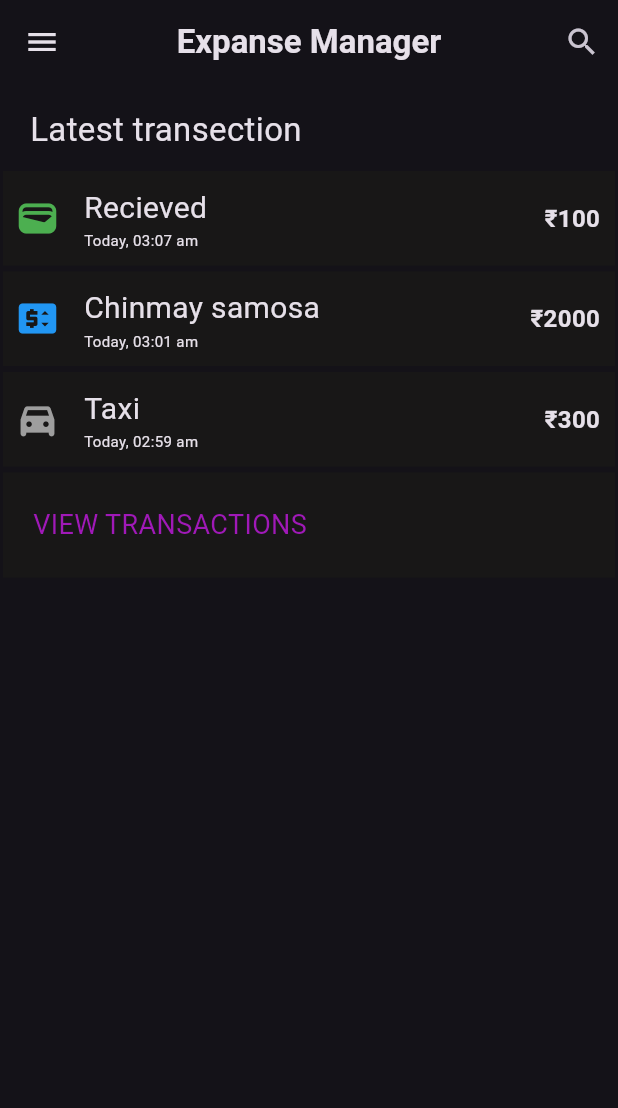
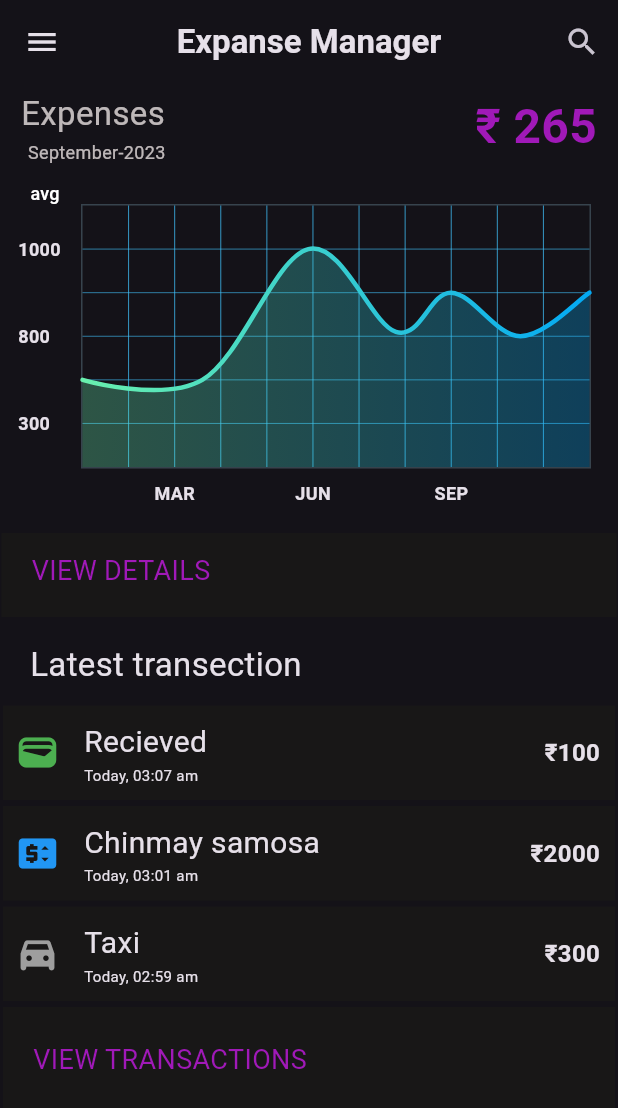
Before and after one commit to kunal-umap/Expances_Manager, a Flutter app: the screen it shows after launch, on a phone screen of 412 x 824 dp. Shown: the top 1108 px of the screen. Run offline on Flutter 3.47's test engine with Material 2 defaults, Android fonts, the phone set to English and light mode, and no system bars; drawn by our look-alikes of fl_chart.

Commit message:
Graph added

```diff
--- a/lib/main.dart
+++ b/lib/main.dart
@@ -1,3 +1,4 @@
+import 'package:expances_management/Pages/Home/Home_Wedgets/GraphSection/Graph.dart';
 import 'package:expances_management/pages/Home/Home_Wedgets/TopBar/title.dart';
 import 'package:expances_management/pages/Home/Home_Wedgets/TopBar/topbar_menu.dart';
 import 'package:expances_management/pages/Home/Home_Wedgets/Transection/transection.dart';
@@ -19,7 +20,10 @@ class MyApp extends StatelessWidget {
         appBar: homeTopBar(),
         drawer: topBarMenu(),
         body: const Column(
-          children: [Transection()],
+          children: [
+            Graph(),
+            Transection(),
+          ],
         ),
       ),
     );
--- /dev/null
+++ b/lib/pages/Home/Home_Wedgets/GraphSection/Graph.dart
@@ -0,0 +1,84 @@
+import 'package:expances_management/Pages/Home/Home_Wedgets/GraphSection/Graph_Chart.dart';
+import 'package:flutter/material.dart';
+
+class Graph extends StatelessWidget {
+  const Graph({super.key});
+  final inr = 265;
+  @override
+  Widget build(BuildContext context) {
+    return  SafeArea(
+        child: Column(
+          children: [
+            Padding(
+              padding: const EdgeInsets.all(2),
+              child: Row(
+                mainAxisAlignment: MainAxisAlignment.spaceBetween,
+                children: [
+                  const Column(
+                    children: [
+                      Padding(
+                        padding: EdgeInsets.fromLTRB(12, 2, 10, 2),
+                        child: Text(
+                          "Expenses",
+                          style: TextStyle(
+                            fontSize: 22,
+                            color: Color.fromRGBO(233, 225, 225, .8)
+                          ),
+                        ),
+                      ),
+                      Padding(
+                        padding: EdgeInsets.fromLTRB(7, 0, 0, 0),
+                        child: Text(
+                          "September-2023",
+                          style: TextStyle(
+                              fontSize: 12,
+                              color: Color.fromRGBO(233, 225, 225, .8)
+                          ),
+                        ),
+                      )
+                    ],
+                  ),
+                  Padding(
+                    padding: const EdgeInsets.fromLTRB(2, 2, 12, 2),
+                    child: Text(
+                      '₹ $inr',
+                      style: const TextStyle(
+                          fontSize: 32,
+                          fontWeight: FontWeight.w600 ,
+                          color: Color.fromARGB(255, 160, 25, 184)
+                      ),
+                    ),
+                  )
+                ],
+              ),
+            ),
+            const LineChartGraph(),
+            Padding(
+              padding: const EdgeInsets.all(1),
+              child: Container(
+                alignment: Alignment.centerLeft,
+                width: double.infinity,
+                height: 56,
+                color: const Color.fromARGB(255, 24, 23, 23),
+                child: Padding(
+                  padding: const EdgeInsets.fromLTRB(20, 12, 12, 20),
+                  child: GestureDetector(
+                    onTap: () {},
+                    child: const Text(
+                      "VIEW DETAILS",
+                      textAlign: TextAlign.start,
+                      style: TextStyle(
+                        fontSize: 18,
+                        color: Color.fromARGB(255, 160, 25, 184),
+                      ),
+                    ),
+                  ),
+                ),
+              ),
+            ),
+
+          ],
+        )
+    );
+  }
+}
--- /dev/null
+++ b/lib/pages/Home/Home_Wedgets/GraphSection/Graph_Chart.dart
@@ -0,0 +1,301 @@
+// import 'package:flutter/material.dart';
+//
+// class Chart extends StatelessWidget {
+//   const Chart({super.key});
+//
+//   @override
+//   Widget build(BuildContext context) {
+//     return const Placeholder();
+//   }
+// }
+import 'package:fl_chart/fl_chart.dart';
+import 'package:flutter/material.dart';
+
+class LineChartGraph extends StatefulWidget {
+  const LineChartGraph({super.key});
+
+  @override
+  State<LineChartGraph> createState() => _LineChartGraphState();
+}
+
+class _LineChartGraphState extends State<LineChartGraph> {
+  List<Color> gradientColors = [
+    Colors.greenAccent,
+    Colors.lightBlue,
+  ];
+
+  bool showAvg = false;
+
+  @override
+  Widget build(BuildContext context) {
+    return Stack(
+      children: <Widget>[
+        AspectRatio(
+          aspectRatio: 1.70,
+          child: Padding(
+            padding: const EdgeInsets.only(
+              right: 18,
+              left: 12,
+              top: 24,
+              bottom: 12,
+            ),
+            child: LineChart(
+              showAvg ? avgData() : mainData(),
+            ),
+          ),
+        ),
+        SizedBox(
+          width: 60,
+          height: 34,
+          child: TextButton(
+            onPressed: () {
+              setState(() {
+                showAvg = !showAvg;
+              });
+            },
+            child: Text(
+              'avg',
+              style: TextStyle(
+                fontSize: 12,
+                color: showAvg ? Colors.white.withOpacity(0.5) : Colors.white,
+              ),
+            ),
+          ),
+        ),
+      ],
+    );
+  }
+
+  Widget bottomTitleWidgets(double value, TitleMeta meta) {
+    const style = TextStyle(
+      fontWeight: FontWeight.bold,
+      fontSize: 12,
+    );
+    Widget text;
+    switch (value.toInt()) {
+      case 2:
+        text = const Text('MAR', style: style);
+        break;
+      case 5:
+        text = const Text('JUN', style: style);
+        break;
+      case 8:
+        text = const Text('SEP', style: style);
+        break;
+      default:
+        text = const Text('', style: style);
+        break;
+    }
+
+    return SideTitleWidget(
+      axisSide: meta.axisSide,
+      child: text,
+    );
+  }
+
+  Widget leftTitleWidgets(double value, TitleMeta meta) {
+    const style = TextStyle(
+      fontWeight: FontWeight.bold,
+      fontSize: 12,
+    );
+    String text;
+    switch (value.toInt()) {
+      case 1:
+        text = '300';
+        break;
+      case 3:
+        text = '800';
+        break;
+      case 5:
+        text = '1000';
+        break;
+      default:
+        return Container();
+    }
+
+    return Text(text, style: style, textAlign: TextAlign.left);
+  }
+
+  LineChartData mainData() {
+    return LineChartData(
+      gridData: FlGridData(
+        show: true,
+        drawVerticalLine: true,
+        horizontalInterval: 1,
+        verticalInterval: 1,
+        getDrawingHorizontalLine: (value) {
+          return const FlLine(
+            color: Colors.lightBlueAccent,
+            strokeWidth: 0.4,
+          );
+        },
+        getDrawingVerticalLine: (value) {
+          return const FlLine(
+            color: Colors.lightBlueAccent,
+            strokeWidth: 0.5,
+          );
+        },
+      ),
+      titlesData: FlTitlesData(
+        show: true,
+        rightTitles: const AxisTitles(
+          sideTitles: SideTitles(showTitles: false),
+        ),
+        topTitles: const AxisTitles(
+          sideTitles: SideTitles(showTitles: false),
+        ),
+        bottomTitles: AxisTitles(
+          sideTitles: SideTitles(
+            showTitles: true,
+            reservedSize: 30,
+            interval: 1,
+            getTitlesWidget: bottomTitleWidgets,
+          ),
+        ),
+        leftTitles: AxisTitles(
+          sideTitles: SideTitles(
+            showTitles: true,
+            interval: 1,
+            getTitlesWidget: leftTitleWidgets,
+            reservedSize: 42,
+          ),
+        ),
+      ),
+      borderData: FlBorderData(
+        show: true,
+        border: Border.all(color: const Color(0xff37434d)),
+      ),
+      minX: 0,
+      maxX: 11,
+      minY: 0,
+      maxY: 6,
+      lineBarsData: [
+        LineChartBarData(
+          spots: const [
+            FlSpot(0, 2),
+            FlSpot(2.6, 2),
+            FlSpot(4.9, 5),
+            FlSpot(6.8, 3.1),
+            FlSpot(8, 4),
+            FlSpot(9.5, 3),
+            FlSpot(11, 4),
+          ],
+          isCurved: true,
+          gradient: LinearGradient(
+            colors: gradientColors,
+          ),
+          barWidth: 3,
+          isStrokeCapRound: true,
+          dotData: const FlDotData(
+            show: false,
+          ),
+          belowBarData: BarAreaData(
+            show: true,
+            gradient: LinearGradient(
+              colors: gradientColors
+                  .map((color) => color.withOpacity(0.3))
+                  .toList(),
+            ),
+          ),
+        ),
+      ],
+    );
+  }
+
+  LineChartData avgData() {
+    return LineChartData(
+      lineTouchData: const LineTouchData(enabled: false),
+      gridData: FlGridData(
+        show: true,
+        drawHorizontalLine: true,
+        verticalInterval: 1,
+        horizontalInterval: 1,
+        getDrawingVerticalLine: (value) {
+          return const FlLine(
+            color: Color(0xff37434d),
+            strokeWidth: 1,
+          );
+        },
+        getDrawingHorizontalLine: (value) {
+          return const FlLine(
+            color: Color(0xff37434d),
+            strokeWidth: 1,
+          );
+        },
+      ),
+      titlesData: FlTitlesData(
+        show: true,
+        bottomTitles: AxisTitles(
+          sideTitles: SideTitles(
+            showTitles: true,
+            reservedSize: 30,
+            getTitlesWidget: bottomTitleWidgets,
+            interval: 1,
+          ),
+        ),
+        leftTitles: AxisTitles(
+          sideTitles: SideTitles(
+            showTitles: true,
+            getTitlesWidget: leftTitleWidgets,
+            reservedSize: 42,
+            interval: 1,
+          ),
+        ),
+        topTitles: const AxisTitles(
+          sideTitles: SideTitles(showTitles: false),
+        ),
+        rightTitles: const AxisTitles(
+          sideTitles: SideTitles(showTitles: false),
+        ),
+      ),
+      borderData: FlBorderData(
+        show: true,
+        border: Border.all(color: const Color(0xff37434d)),
+      ),
+      minX: 0,
+      maxX: 11,
+      minY: 0,
+      maxY: 6,
+      lineBarsData: [
+        LineChartBarData(
+          spots: const [
+            FlSpot(0, 3.44),
+            FlSpot(2.6, 3.44),
+            FlSpot(4.9, 3.44),
+            FlSpot(6.8, 3.44),
+            FlSpot(8, 3.44),
+            FlSpot(9.5, 3.44),
+            FlSpot(11, 3.44),
+          ],
+          isCurved: true,
+          gradient: LinearGradient(
+            colors: [
+              ColorTween(begin: gradientColors[0], end: gradientColors[1])
+                  .lerp(0.2)!,
+              ColorTween(begin: gradientColors[0], end: gradientColors[1])
+                  .lerp(0.2)!,
+            ],
+          ),
+          barWidth: 5,
+          isStrokeCapRound: true,
+          dotData: const FlDotData(
+            show: false,
+          ),
+          belowBarData: BarAreaData(
+            show: true,
+            gradient: LinearGradient(
+              colors: [
+                ColorTween(begin: gradientColors[0], end: gradientColors[1])
+                    .lerp(0.2)!
+                    .withOpacity(0.1),
+                ColorTween(begin: gradientColors[0], end: gradientColors[1])
+                    .lerp(0.2)!
+                    .withOpacity(0.1),
+              ],
+            ),
+          ),
+        ),
+      ],
+    );
+  }
+}
--- a/pubspec.yaml
+++ b/pubspec.yaml
@@ -35,6 +35,7 @@ dependencies:
   # The following adds the Cupertino Icons font to your application.
   # Use with the CupertinoIcons class for iOS style icons.
   cupertino_icons: ^1.0.2
+  fl_chart: ^0.64.0
 
 dev_dependencies:
   flutter_test:
```
Also changed, not shown: lib/pages/Home/Home_Wedgets/graph.dart (deleted), lib/pages/Home/Home_Wedgets/title.dart (deleted), pubspec.lock.
